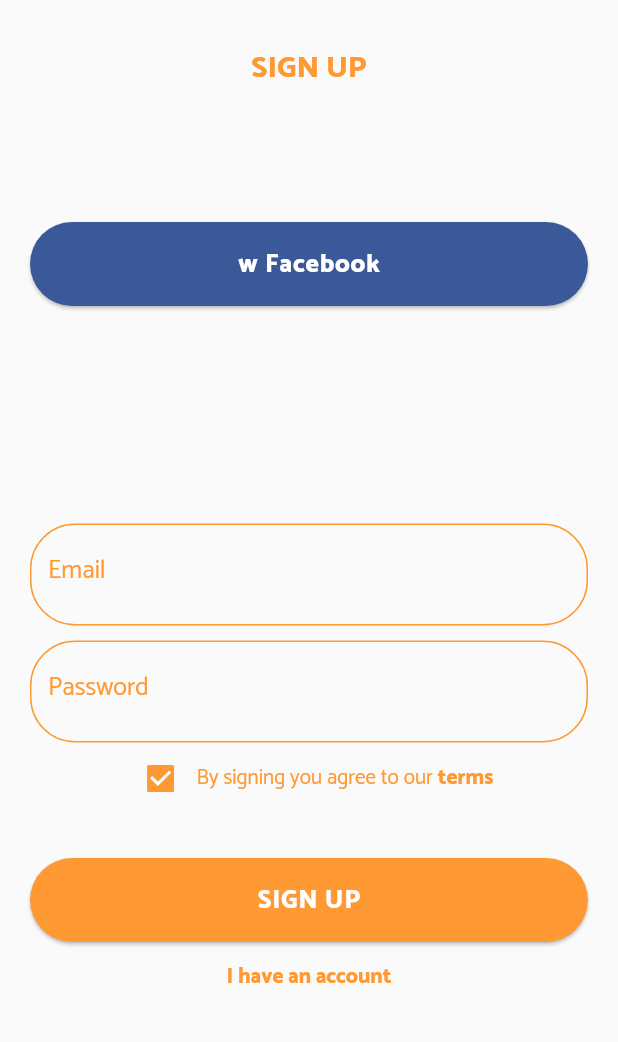
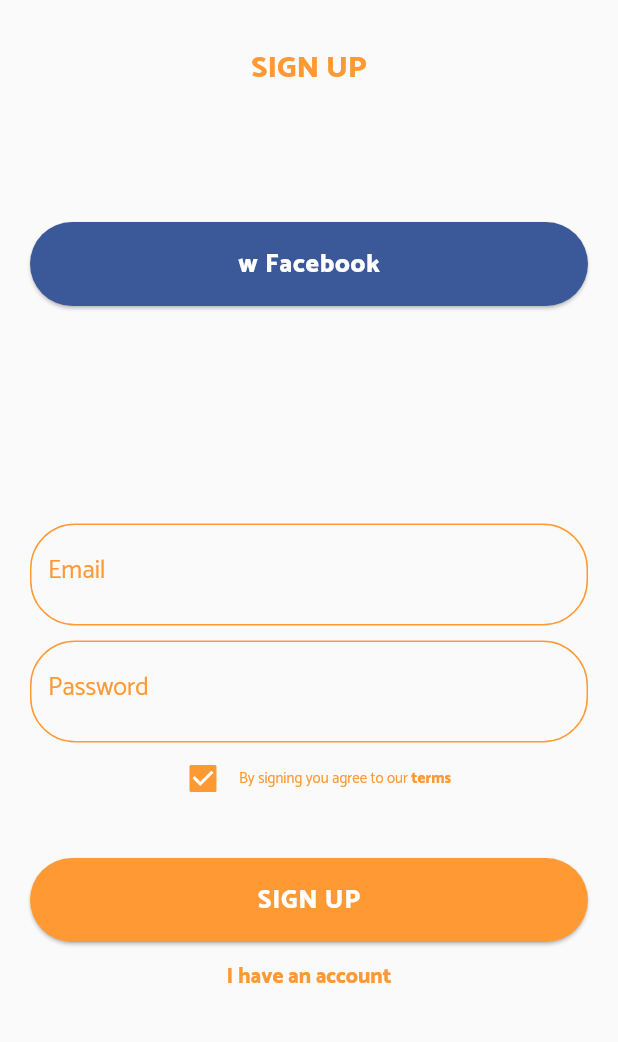
Before and after one commit to Givdo/givdo_app, a Flutter app: the screen it shows after launch, on a phone screen of 412 x 824 dp, the part 192-1234 px from its top. Run offline on Flutter 3.47's test engine with Material 2 defaults, Android fonts, the phone set to English and light mode, and no system bars.

Commit message:
Cleaning Login code

```diff
--- a/lib/login.dart
+++ b/lib/login.dart
@@ -35,9 +35,13 @@ class _GivdoLoginPageState extends State<GivdoLoginPage> {
 
   @override
   void initState() {
-    // TODO: implement initState
     super.initState();
     _scroll = new ScrollController();
+  }
+
+  @override
+  void dispose() {
+    super.dispose();
   }
 
   @override
@@ -93,11 +97,13 @@ class _GivdoLoginPageState extends State<GivdoLoginPage> {
                         }),
                     Text(
                       'By signing you agree to our ',
-                      style: TextStyle(color: givdo_orange),
+                      style: TextStyle(color: givdo_orange, fontSize: 10.0),
                     ),
                     Text('terms',
                         style: TextStyle(
-                            color: givdo_orange, fontWeight: FontWeight.w800)),
+                            color: givdo_orange,
+                            fontWeight: FontWeight.w800,
+                            fontSize: 10.0)),
                   ],
                 ),
                 _buildCustomExpanded(1),
```
